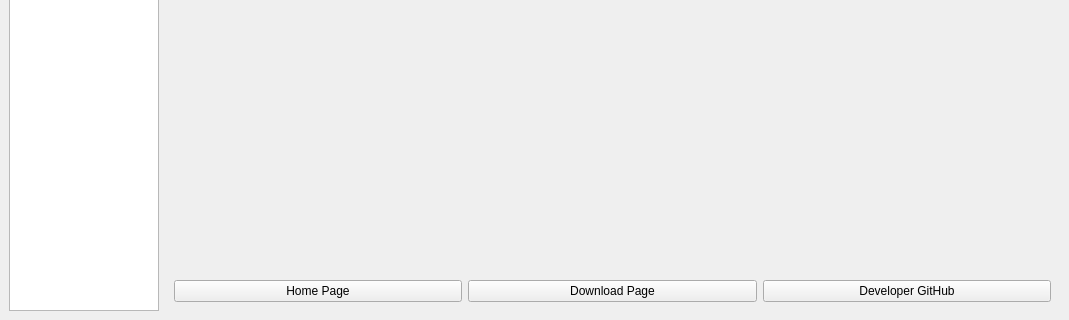
Old version of the form MANAGER/BIGMACLAB_MANAGER_GUI.ui in the repository yojun313/knpu; both pictures show x 0 to 1069 and y 467 to 787 of the 1069 by 787 pixel window.
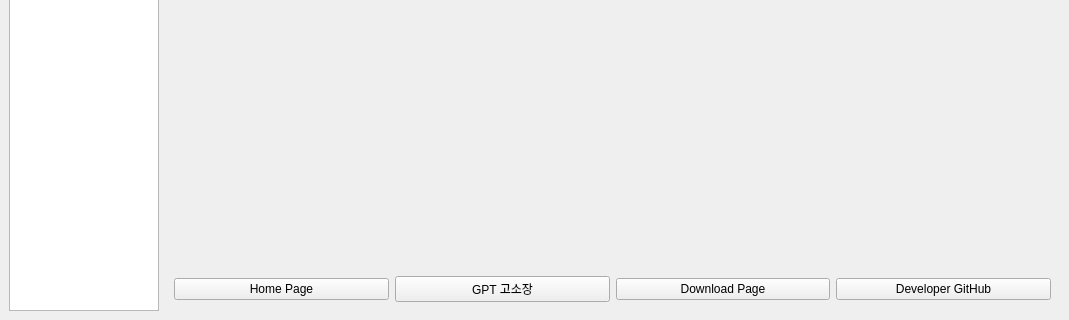
New version of the form. The open tabs and pages were chosen to show the change.

What changed in the file:
```diff
--- a/MANAGER/BIGMACLAB_MANAGER_GUI.ui
+++ b/MANAGER/BIGMACLAB_MANAGER_GUI.ui
@@ -440,6 +440,13 @@
             </property>
            </widget>
           </item>
+          <item>
+           <widget class="QPushButton" name="web_sue_button">
+            <property name="text">
+             <string>GPT 고소장</string>
+            </property>
+           </widget>
+          </item>
           <item>
            <widget class="QPushButton" name="web_downloadpage_button">
             <property name="text">
```
